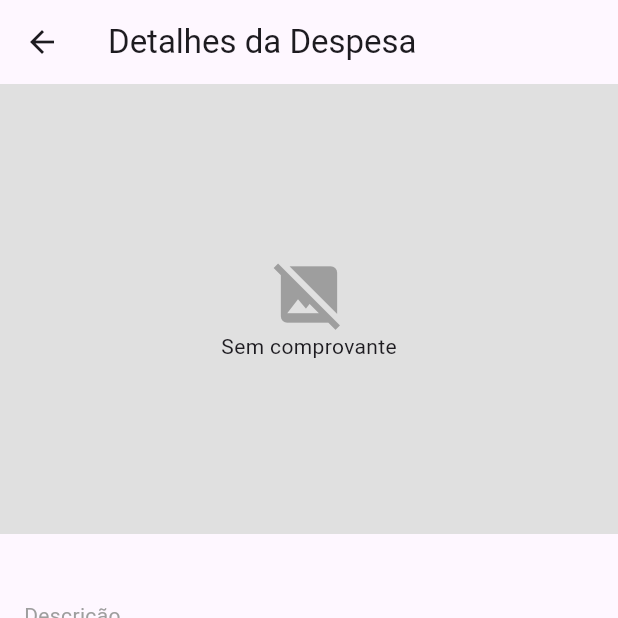
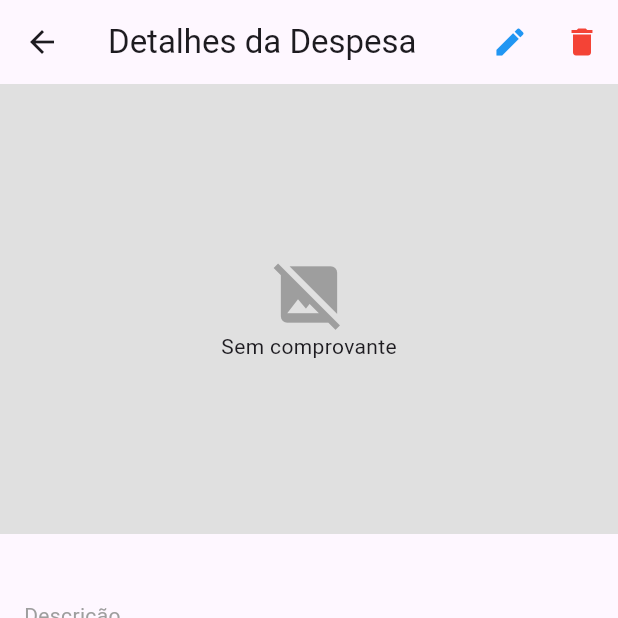
Before and after one commit to KaueSobreira/Aplicativo_Financeiro_Mobile, a Flutter app: the DespesaDetalhePage screen opened directly with empty values, on a phone screen of 412 x 824 dp, the top half of it. Run offline on Flutter 3.47's test engine with Material 3 defaults, Android fonts, the phone set to English and light mode, and no system bars; our stand-ins replace file_picker, image_picker, month_picker_dialog, sqflite; accounts and stored records are empty.

Commit message:
feat: implementado a opção de editar e excluir despesas já cadastradas

```diff
--- a/lib/pages/despesa_detalhe_page.dart
+++ b/lib/pages/despesa_detalhe_page.dart
@@ -1,17 +1,78 @@
 import 'dart:io';
 import 'package:flutter/material.dart';
 import '../models/despesa.dart';
+import '../database/despesa_dao.dart';
+import '../dialogs/dialog_cadastro_despesa.dart';
 
-class DespesaDetalhePage extends StatelessWidget {
+class DespesaDetalhePage extends StatefulWidget {
   final Despesa despesa;
 
   const DespesaDetalhePage({super.key, required this.despesa});
+
+  @override
+  State<DespesaDetalhePage> createState() => _DespesaDetalhePageState();
+}
+
+class _DespesaDetalhePageState extends State<DespesaDetalhePage> {
+  late Despesa _despesaAtual;
+  final DespesaDAO _dao = DespesaDAO();
+
+  @override
+  void initState() {
+    super.initState();
+    _despesaAtual = widget.despesa;
+  }
+
+  // Função para excluir
+  Future<void> _confirmarExclusao() async {
+    final confirmar = await showDialog<bool>(
+      context: context,
+      builder: (ctx) => AlertDialog(
+        title: const Text("Excluir Despesa"),
+        content: const Text("Tem certeza que deseja excluir esta despesa?"),
+        actions: [
+          TextButton(onPressed: () => Navigator.pop(ctx, false), child: const Text("Cancelar")),
+          TextButton(onPressed: () => Navigator.pop(ctx, true), child: const Text("Excluir", style: TextStyle(color: Colors.red))),
+        ],
+      ),
+    );
+
+    if (confirmar == true) {
+      await _dao.excluir(_despesaAtual.id!);
+      if (!mounted) return;
+      // Retorna 'true' para avisar a lista que algo mudou
+      Navigator.pop(context, true);
+    }
+  }
+
+  // Função para editar
+  Future<void> _editarDespesa() async {
+    await mostrarDialogCadastro(context, despesaParaEditar: _despesaAtual);
+
+    // Recarrega o objeto do banco para atualizar a tela
+    final listaAtualizada = await _dao.listar();
+    final despesaRecarregada = listaAtualizada.firstWhere((d) => d.id == _despesaAtual.id, orElse: () => _despesaAtual);
+
+    setState(() {
+      _despesaAtual = despesaRecarregada;
+    });
+  }
 
   @override
   Widget build(BuildContext context) {
     return Scaffold(
       appBar: AppBar(
         title: const Text("Detalhes da Despesa"),
+        actions: [
+          IconButton(
+            icon: const Icon(Icons.edit, color: Colors.blue),
+            onPressed: _editarDespesa,
+          ),
+          IconButton(
+            icon: const Icon(Icons.delete, color: Colors.red),
+            onPressed: _confirmarExclusao,
+          ),
+        ],
       ),
       body: SingleChildScrollView(
         child: Column(
@@ -20,13 +81,11 @@ class DespesaDetalhePage extends StatelessWidget {
             Container(
               height: 300,
               color: Colors.grey[300],
-              child: despesa.comprovante != null && despesa.comprovante!.isNotEmpty
+              child: _despesaAtual.comprovante != null && _despesaAtual.comprovante!.isNotEmpty
                   ? Image.file(
-                      File(despesa.comprovante!),
+                      File(_despesaAtual.comprovante!),
                       fit: BoxFit.cover,
-                      errorBuilder: (context, error, stackTrace) {
-                        return const Center(child: Text("Erro ao carregar imagem"));
-                      },
+                      errorBuilder: (_, __, ___) => const Center(child: Text("Erro ao carregar imagem")),
                     )
                   : const Center(
                       child: Column(
@@ -46,13 +105,13 @@ class DespesaDetalhePage extends StatelessWidget {
               child: Column(
                 crossAxisAlignment: CrossAxisAlignment.start,
                 children: [
-                  _buildInfoRow("Descrição", despesa.descricao, isBold: true),
+                  _buildInfoRow("Descrição", _despesaAtual.descricao, isBold: true),
                   const Divider(),
-                  _buildInfoRow("Valor", "R\$ ${despesa.valor.toStringAsFixed(2)}", color: Colors.red, isBold: true),
+                  _buildInfoRow("Valor", "R\$ ${_despesaAtual.valor.toStringAsFixed(2)}", color: Colors.red, isBold: true),
                   const Divider(),
-                  _buildInfoRow("Categoria", despesa.categoria),
+                  _buildInfoRow("Categoria", _despesaAtual.categoria),
                   const Divider(),
-                  _buildInfoRow("Data de Vencimento", despesa.dataVencimento),
+                  _buildInfoRow("Data de Vencimento", _despesaAtual.dataVencimento),
                 ],
               ),
             ),
--- a/lib/pages/expense_list_page.dart
+++ b/lib/pages/expense_list_page.dart
@@ -237,13 +237,14 @@ class _ExpenseListPageState extends State<ExpenseListPage> {
                               ),
                               trailing: const Icon(Icons.arrow_forward_ios, color: Colors.white54, size: 16),
 
-                              onTap: () {
-                                Navigator.push(
+                              onTap: () async {
+                                await Navigator.push(
                                   context,
                                   MaterialPageRoute(
                                     builder: (context) => DespesaDetalhePage(despesa: despesa),
                                   ),
                                 );
+                                _buscarDadosDoBanco();
                               },
                             );
                           },
```
Also changed, not shown: lib/dialogs/dialog_cadastro_despesa.dart (+41 -10 lines).
